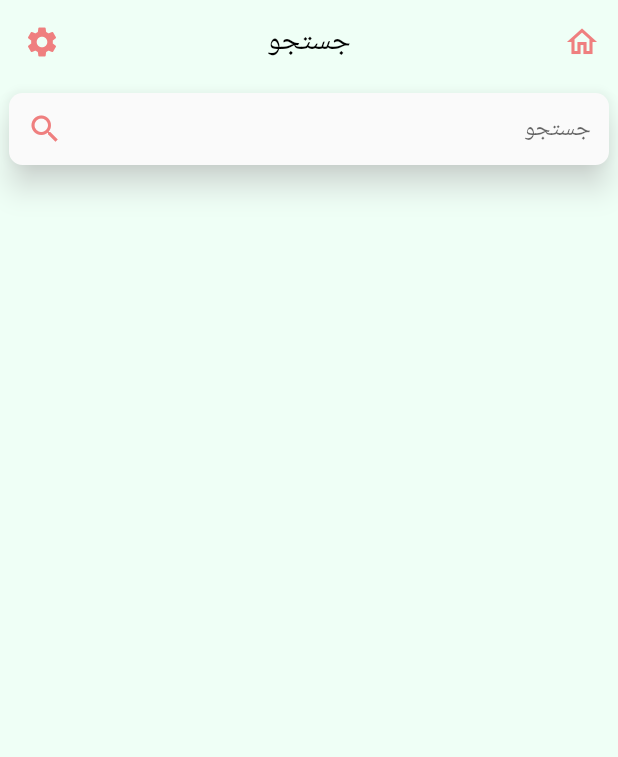
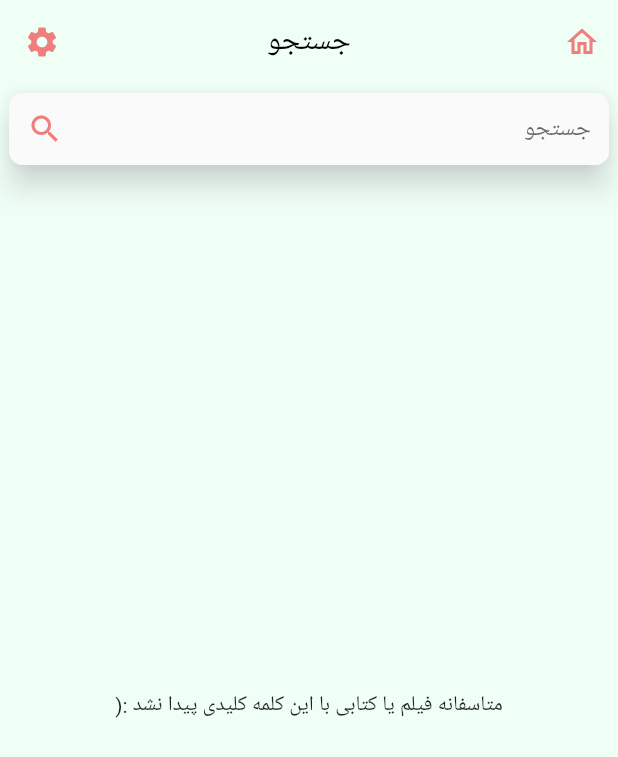
Before and after one commit to TiimmyFTurner/book_and_movie_tracker, a Flutter app: the screen it shows after launch, after a tap on the "search" icon, on a phone screen of 412 x 824 dp. Shown: the top 757 px of the screen. Run offline on Flutter 3.47's test engine with Material 2 defaults, Android fonts, the phone set to English and light mode, and no system bars; our stand-ins replace shamsi_date, shared_preferences, shimmer, sqflite; accounts and stored records are empty; Roboto replaces fonts that are missing (Koodak).

Commit message:
handle empty states

```diff
--- a/lib/view/homePage.dart
+++ b/lib/view/homePage.dart
@@ -17,7 +17,7 @@ class HomePage extends StatefulWidget {
 
 class _HomePageState extends State<HomePage>
     with SingleTickerProviderStateMixin {
-  Future<List> books ,movies;
+  Future<List> books, movies;
 
   @override
   void initState() {
@@ -27,10 +27,15 @@ class _HomePageState extends State<HomePage>
 
   Widget _bookList(BuildContext context) {
     books = context.watch<BookProvider>().books;
-     return FutureBuilder<List>(
+    return FutureBuilder<List>(
       future: books,
       builder: (context, snapshot) {
         if (snapshot.hasData) {
+          if (snapshot.data.length == 0) {
+            return Center(
+                child: Text("شما هنوز کتابی اضافه نکردید!",
+                    textDirection: TextDirection.rtl));
+          }
           return Container(
             child: ListView.separated(
               physics: BouncingScrollPhysics(),
@@ -46,7 +51,7 @@ class _HomePageState extends State<HomePage>
         } else if (snapshot.hasError) {
           return Text("${snapshot.error}");
         }
-        return CircularProgressIndicator();
+        return Center(child: CircularProgressIndicator());
       },
     );
   }
@@ -57,6 +62,11 @@ class _HomePageState extends State<HomePage>
       future: movies,
       builder: (context, snapshot) {
         if (snapshot.hasData) {
+          if (snapshot.data.length == 0) {
+            return Center(
+                child: Text("شما هنوز فیلمی اضافه نکردید!",
+                    textDirection: TextDirection.rtl));
+          }
           return Container(
             child: ListView.separated(
               physics: BouncingScrollPhysics(),
@@ -72,7 +82,7 @@ class _HomePageState extends State<HomePage>
         } else if (snapshot.hasError) {
           return Text("${snapshot.error}");
         }
-        return CircularProgressIndicator();
+        return Center(child: CircularProgressIndicator());
       },
     );
   }
--- a/lib/view/search.dart
+++ b/lib/view/search.dart
@@ -84,6 +84,12 @@ class _SearchState extends State<Search> {
 
   Widget _movieList(BuildContext context) {
     _items = context.watch<SearchProvider>().searchItems;
+    if (_items.length == 0)
+      return Center(
+          child: Text(
+        "متاسفانه فیلم یا کتابی با این کلمه کلیدی پیدا نشد :(",
+        textDirection: TextDirection.rtl,
+      ));
     return Container(
       child: ListView.builder(
         physics: BouncingScrollPhysics(),
--- a/pubspec.yaml
+++ b/pubspec.yaml
@@ -15,7 +15,7 @@ publish_to: "none" # Remove this line if you wish to publish to pub.dev
 # In iOS, build-name is used as CFBundleShortVersionString while build-number used as CFBundleVersion.
 # Read more about iOS versioning at
 # https://developer.apple.com/library/archive/documentation/General/Reference/InfoPlistKeyReference/Articles/CoreFoundationKeys.html
-version: 0.5.0+1
+version: 0.6.0+2
 
 environment:
   sdk: ">=2.7.0 <3.0.0"
```
